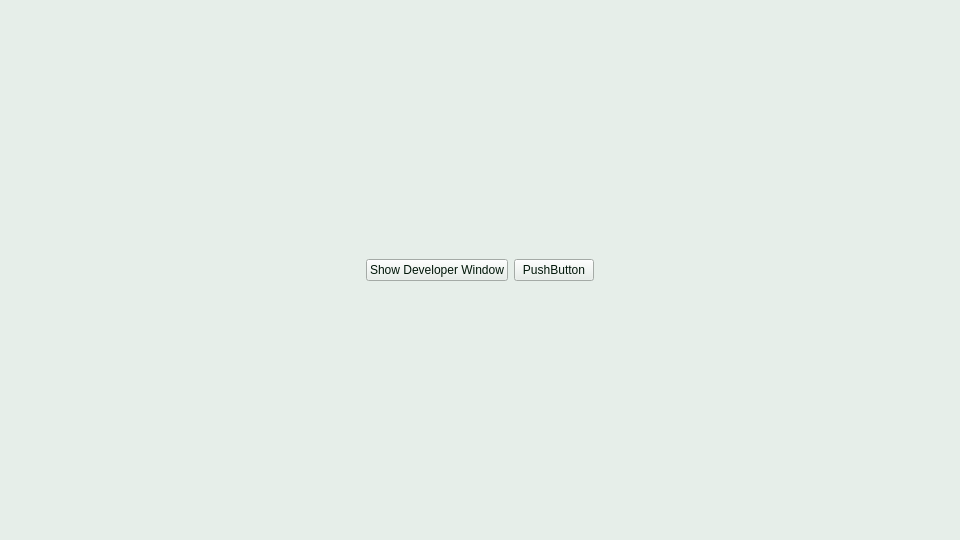
First picture: the form in classes/frontendClasses/launcherwindow.ui, repository DefinitelyNotSimon13/Apos, before the edit.
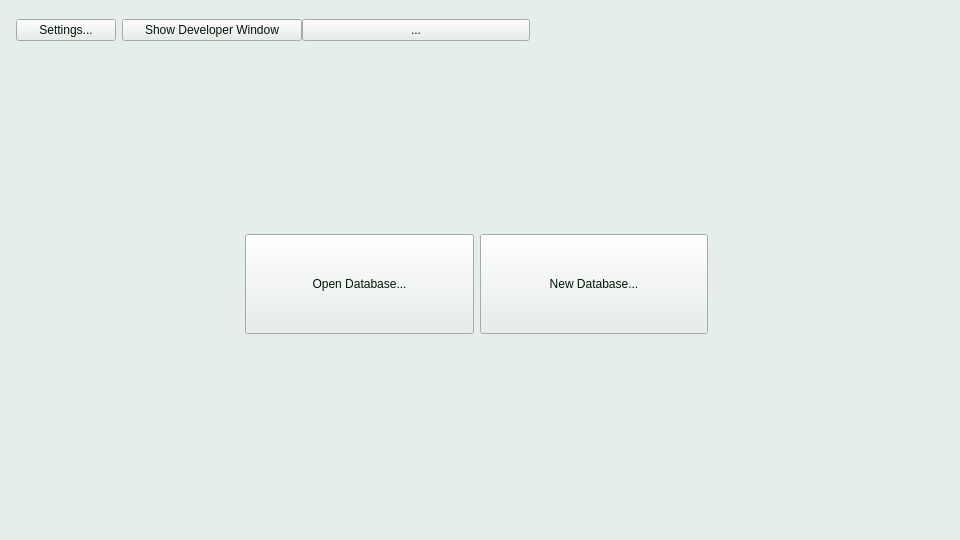
Second picture: the form after the edit. Icons and pictures are not drawn.

Commit message: APOS-3 Improve Launcher UI

The edit to the form file:
```diff
--- a/classes/frontendClasses/launcherwindow.ui
+++ b/classes/frontendClasses/launcherwindow.ui
@@ -601,63 +601,85 @@
     <normaloff>:/icon/iconAirbus.ico</normaloff>:/icon/iconAirbus.ico</iconset>
   </property>
   <widget class="QWidget" name="centralwidget">
-   <widget class="QWidget" name="gridLayoutWidget">
+   <widget class="QWidget" name="">
     <property name="geometry">
      <rect>
-      <x>19</x>
+      <x>16</x>
       <y>19</y>
       <width>921</width>
       <height>501</height>
      </rect>
     </property>
-    <layout class="QGridLayout" name="gridLayout">
-     <item row="0" column="1">
-      <spacer name="verticalSpacer">
-       <property name="orientation">
-        <enum>Qt::Vertical</enum>
-       </property>
-       <property name="sizeHint" stdset="0">
-        <size>
-         <width>20</width>
-         <height>40</height>
-        </size>
-       </property>
-      </spacer>
+    <layout class="QVBoxLayout" name="verticalLayout">
+     <item>
+      <layout class="QHBoxLayout" name="horizontalLayout">
+       <item alignment="Qt::AlignTop">
+        <widget class="QPushButton" name="btnSettings">
+         <property name="sizePolicy">
+          <sizepolicy hsizetype="Expanding" vsizetype="Ignored">
+           <horstretch>0</horstretch>
+           <verstretch>0</verstretch>
+          </sizepolicy>
+         </property>
+         <property name="maximumSize">
+          <size>
+           <width>100</width>
+           <height>24</height>
+          </size>
+         </property>
+         <property name="text">
+          <string>Settings...</string>
+         </property>
+        </widget>
+       </item>
+       <item alignment="Qt::AlignTop">
+        <widget class="QSplitter" name="splitter">
+         <property name="sizePolicy">
+          <sizepolicy hsizetype="Expanding" vsizetype="Expanding">
+           <horstretch>0</horstretch>
+           <verstretch>0</verstretch>
+          </sizepolicy>
+         </property>
+         <property name="orientation">
+          <enum>Qt::Horizontal</enum>
+         </property>
+         <property name="handleWidth">
+          <number>0</number>
+         </property>
+         <widget class="QPushButton" name="btnShowDev">
+          <property name="maximumSize">
+           <size>
+            <width>180</width>
+            <height>16777215</height>
+           </size>
+          </property>
+          <property name="text">
+           <string>Show Developer Window</string>
+          </property>
+         </widget>
+         <widget class="QToolButton" name="toolButton">
+          <property name="text">
+           <string>...</string>
+          </property>
+         </widget>
+        </widget>
+       </item>
+       <item>
+        <spacer name="horizontalSpacer">
+         <property name="orientation">
+          <enum>Qt::Horizontal</enum>
+         </property>
+         <property name="sizeHint" stdset="0">
+          <size>
+           <width>40</width>
+           <height>20</height>
+          </size>
+         </property>
+        </spacer>
+       </item>
+      </layout>
      </item>
-     <item row="1" column="0">
-      <spacer name="horizontalSpacer">
-       <property name="orientation">
-        <enum>Qt::Horizontal</enum>
-       </property>
-       <property name="sizeHint" stdset="0">
-        <size>
-         <width>40</width>
-         <height>20</height>
-        </size>
-       </property>
-      </spacer>
-     </item>
-     <item row="1" column="3">
-      <spacer name="horizontalSpacer_2">
-       <property name="orientation">
-        <enum>Qt::Horizontal</enum>
-       </property>
-       <property name="sizeHint" stdset="0">
-        <size>
-         <width>40</width>
-         <height>20</height>
-        </size>
-       </property>
-      </spacer>
-     </item>
-     <item row="1" column="1">
-      <widget class="QPushButton" name="inShowDev">
-       <property name="text">
-        <string>Show Developer Window</string>
-       </property>
-      </widget>
-     </item>
-     <item row="2" column="1">
+     <item>
       <spacer name="verticalSpacer_2">
        <property name="orientation">
         <enum>Qt::Vertical</enum>
@@ -670,12 +692,86 @@
        </property>
       </spacer>
      </item>
-     <item row="1" column="2">
-      <widget class="QPushButton" name="pushButton">
-       <property name="text">
-        <string>PushButton</string>
+     <item>
+      <layout class="QHBoxLayout" name="horizontalLayout_2">
+       <item>
+        <spacer name="horizontalSpacer_2">
+         <property name="orientation">
+          <enum>Qt::Horizontal</enum>
+         </property>
+         <property name="sizeHint" stdset="0">
+          <size>
+           <width>40</width>
+           <height>20</height>
+          </size>
+         </property>
+        </spacer>
+       </item>
+       <item>
+        <widget class="QPushButton" name="btnOpenDatabase">
+         <property name="sizePolicy">
+          <sizepolicy hsizetype="Expanding" vsizetype="Expanding">
+           <horstretch>0</horstretch>
+           <verstretch>0</verstretch>
+          </sizepolicy>
+         </property>
+         <property name="maximumSize">
+          <size>
+           <width>16777215</width>
+           <height>100</height>
+          </size>
+         </property>
+         <property name="text">
+          <string>Open Database...</string>
+         </property>
+        </widget>
+       </item>
+       <item>
+        <widget class="QPushButton" name="btnNewDatabase">
+         <property name="sizePolicy">
+          <sizepolicy hsizetype="Expanding" vsizetype="Expanding">
+           <horstretch>0</horstretch>
+           <verstretch>0</verstretch>
+          </sizepolicy>
+         </property>
+         <property name="maximumSize">
+          <size>
+           <width>16777215</width>
+           <height>100</height>
+          </size>
+         </property>
+         <property name="text">
+          <string>New Database...</string>
+         </property>
+        </widget>
+       </item>
+       <item>
+        <spacer name="horizontalSpacer_3">
+         <property name="orientation">
+          <enum>Qt::Horizontal</enum>
+         </property>
+         <property name="sizeHint" stdset="0">
+          <size>
+           <width>0</width>
+           <height>20</height>
+          </size>
+         </property>
+        </spacer>
+       </item>
+      </layout>
+     </item>
+     <item>
+      <spacer name="verticalSpacer">
+       <property name="orientation">
+        <enum>Qt::Vertical</enum>
        </property>
-      </widget>
+       <property name="sizeHint" stdset="0">
+        <size>
+         <width>20</width>
+         <height>40</height>
+        </size>
+       </property>
+      </spacer>
      </item>
     </layout>
    </widget>
```
Left out of the diff: 4 changed lines with no effect on the pictures. The commit also changes 1 other file.
